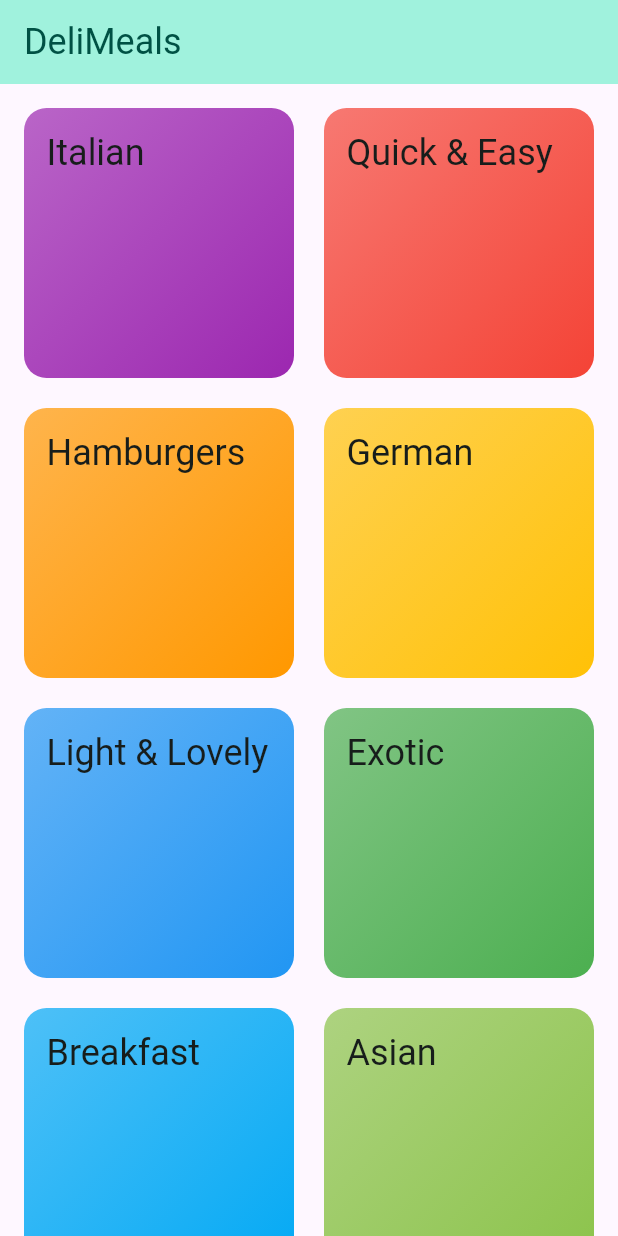
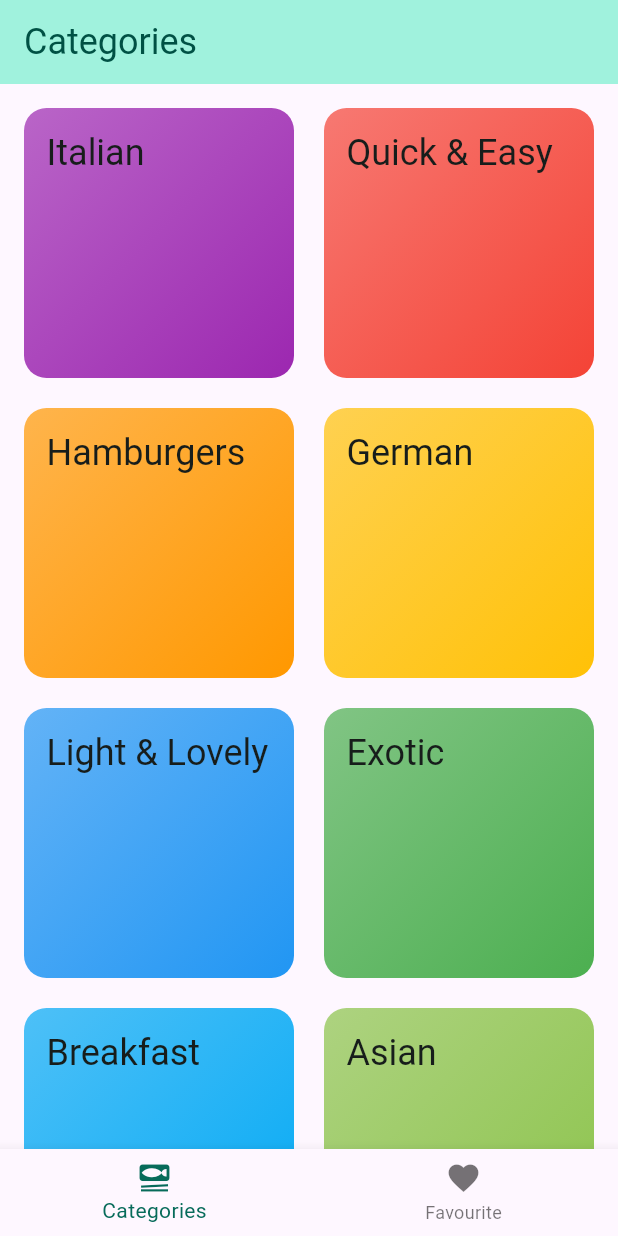
Before and after one commit to DarpanNeve/udemy_meal_app, a Flutter app: the screen it shows after launch, on a phone screen of 412 x 824 dp. Run offline on Flutter 3.47's test engine with Material 3 defaults, Android fonts, the phone set to English and light mode, and no system bars; our stand-ins replace transparent_image.

Commit message:
favourite tab added

```diff
--- a/lib/main.dart
+++ b/lib/main.dart
@@ -1,4 +1,5 @@
 import 'package:flutter/material.dart';
+import 'package:meal_app/screens/tabs.dart';
 
 import 'Theme/theme.dart';
 import 'screens/categories.dart';
@@ -43,7 +44,7 @@ class MyApp extends StatelessWidget {
       ),
       debugShowCheckedModeBanner: false,
       themeMode: ThemeMode.system,
-      home: const CategoriesScreen(),
+      home: const TabsScreen(),
     );
   }
 }
--- a/lib/screens/categories.dart
+++ b/lib/screens/categories.dart
@@ -7,11 +7,7 @@ class CategoriesScreen extends StatelessWidget {
 
   @override
   Widget build(BuildContext context) {
-    return Scaffold(
-        appBar: AppBar(
-          title: const Text('DeliMeals'),
-        ),
-        body: GridView(
+    return  GridView(
           padding: const EdgeInsets.all(16),
           gridDelegate: const SliverGridDelegateWithFixedCrossAxisCount(
               crossAxisCount: 2, crossAxisSpacing: 20, mainAxisSpacing: 20),
@@ -19,6 +15,6 @@ class CategoriesScreen extends StatelessWidget {
             for (final i in availableCategories)
               CategoryGridItem(category: i)
           ],
-        ));
+        );
   }
 }
--- /dev/null
+++ b/lib/screens/tabs.dart
@@ -0,0 +1,48 @@
+import 'package:flutter/material.dart';
+import 'package:meal_app/screens/categories.dart';
+import 'package:meal_app/screens/meals.dart';
+
+class TabsScreen extends StatefulWidget {
+  const TabsScreen({super.key});
+
+  @override
+  State<TabsScreen> createState() => _TabsScreenState();
+}
+
+class _TabsScreenState extends State<TabsScreen> {
+  int _selectedPage = 0;
+
+  void _selectPage(int index) {
+    setState(() {
+      _selectedPage = index;
+    });
+  }
+
+  @override
+  Widget build(BuildContext context) {
+    Widget activePage=const CategoriesScreen();
+    var activePageTitle="Categories";
+    if(_selectedPage==1){
+      activePage=const MealScreen( meals: []);
+      activePageTitle='Favourite';
+    }
+    return Scaffold(
+      appBar: AppBar(
+        title: Text(activePageTitle),
+      ),
+      body: activePage,
+      bottomNavigationBar: BottomNavigationBar(
+        currentIndex: _selectedPage,
+        onTap: (index) {
+          _selectPage(index);
+        },
+        items: const [
+          BottomNavigationBarItem(
+              icon: Icon(Icons.set_meal), label: "Categories"),
+          BottomNavigationBarItem(
+              icon: Icon(Icons.favorite), label: "Favourite"),
+        ],
+      ),
+    );
+  }
+}
```
Also changed, not shown: lib/screens/meals.dart (+12 -7 lines), lib/screens/meat_details_screen.dart (added, +59 -0 lines), lib/widgets/meal_item.dart (+19 -7 lines).
